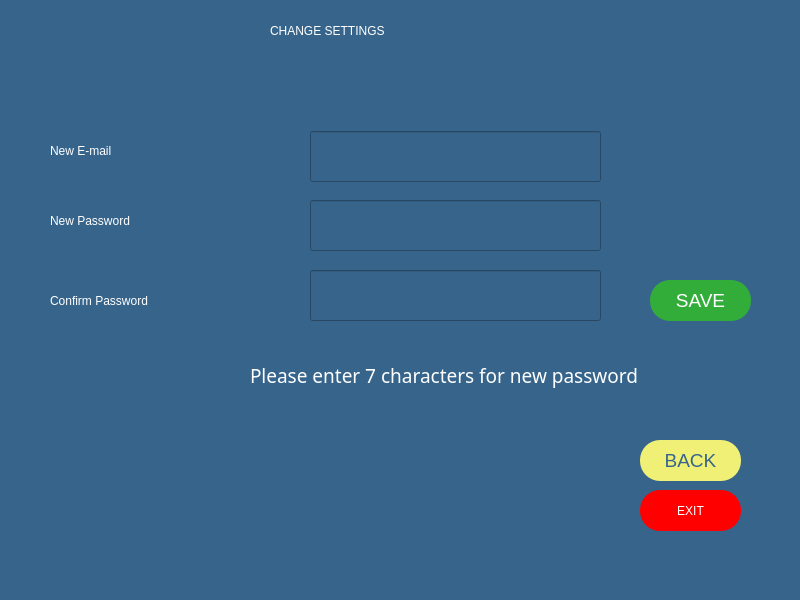
melihorhanyilmaz/Project, file settingscustomer.ui: the form before one commit.
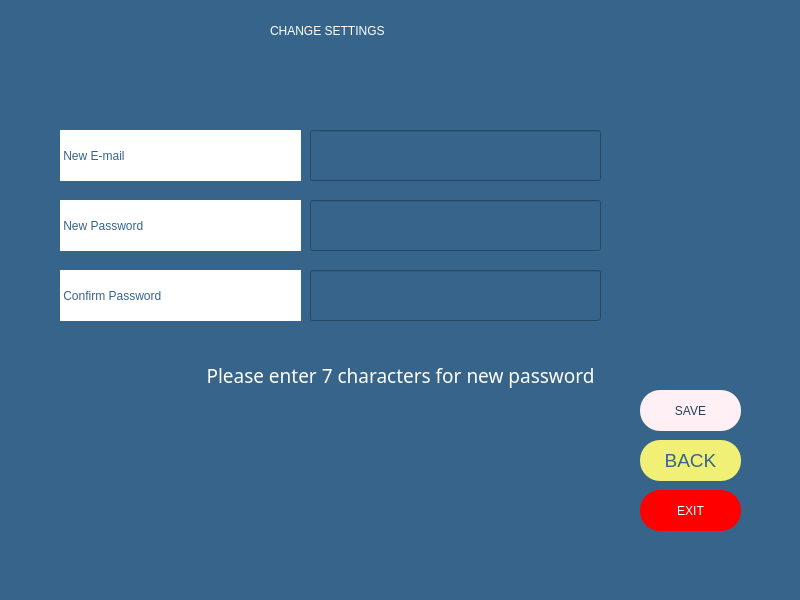
The form after the commit.

The edit to the form file:
```diff
--- a/settingscustomer.ui
+++ b/settingscustomer.ui
@@ -37,42 +37,44 @@
    <widget class="QLabel" name="la_name">
     <property name="geometry">
      <rect>
-      <x>50</x>
+      <x>60</x>
       <y>130</y>
-      <width>141</width>
-      <height>41</height>
+      <width>241</width>
+      <height>51</height>
      </rect>
     </property>
     <property name="styleSheet">
-     <string notr="true">color: rgb(255, 255, 255);
-font: 63 14pt &quot;Montserrat SemiBold&quot;;</string>
+     <string notr="true">color: rgb(54, 100, 139);
+font: 63 14pt &quot;Montserrat SemiBold&quot;;
+background-color: rgb(255, 255, 255);</string>
     </property>
     <property name="text">
-     <string>New E-mail</string>
+     <string> New E-mail</string>
     </property>
    </widget>
    <widget class="QLabel" name="la_password">
     <property name="geometry">
      <rect>
-      <x>50</x>
+      <x>60</x>
       <y>200</y>
-      <width>171</width>
-      <height>41</height>
+      <width>241</width>
+      <height>51</height>
      </rect>
     </property>
     <property name="styleSheet">
-     <string notr="true">color: rgb(255, 255, 255);
-font: 63 14pt &quot;Montserrat SemiBold&quot;;</string>
+     <string notr="true">color: rgb(54, 100, 139);
+font: 63 14pt &quot;Montserrat SemiBold&quot;;
+background-color: rgb(255, 255, 255);</string>
     </property>
     <property name="text">
-     <string>New Password</string>
+     <string> New Password</string>
     </property>
    </widget>
    <widget class="QLineEdit" name="li_name">
     <property name="geometry">
      <rect>
       <x>310</x>
-      <y>131</y>
+      <y>130</y>
       <width>291</width>
       <height>51</height>
      </rect>
@@ -99,18 +101,19 @@
    <widget class="QLabel" name="la_confpass">
     <property name="geometry">
      <rect>
-      <x>50</x>
-      <y>280</y>
-      <width>221</width>
-      <height>41</height>
+      <x>60</x>
+      <y>270</y>
+      <width>241</width>
+      <height>51</height>
      </rect>
     </property>
     <property name="styleSheet">
-     <string notr="true">color: rgb(255, 255, 255);
-font: 63 14pt &quot;Montserrat SemiBold&quot;;</string>
+     <string notr="true">color: rgb(54, 100, 139);
+font: 63 14pt &quot;Montserrat SemiBold&quot;;
+background-color: rgb(255, 255, 255);</string>
     </property>
     <property name="text">
-     <string>Confirm Password</string>
+     <string> Confirm Password</string>
     </property>
    </widget>
    <widget class="QLineEdit" name="li_confpass">
@@ -175,7 +178,7 @@
    <widget class="QLabel" name="la_error">
     <property name="geometry">
      <rect>
-      <x>250</x>
+      <x>170</x>
       <y>350</y>
       <width>461</width>
       <height>51</height>
@@ -197,21 +200,24 @@
     <property name="text">
      <string>Please enter 7 characters for new password</string>
     </property>
+    <property name="alignment">
+     <set>Qt::AlignCenter</set>
+    </property>
    </widget>
    <widget class="QPushButton" name="B_save">
     <property name="geometry">
      <rect>
-      <x>650</x>
-      <y>280</y>
+      <x>640</x>
+      <y>390</y>
       <width>101</width>
       <height>41</height>
      </rect>
     </property>
     <property name="styleSheet">
-     <string notr="true">background-color: rgb(50, 173, 58);
-font: 63 14pt ;Montserrat SemiBold;
-border-radius: 20;
-color: rgb(255, 255, 255);</string>
+     <string notr="true">background-color: rgb(255, 240, 245);
+color: rgb(34, 64, 89);
+font: 63 14pt &quot;Montserrat SemiBold&quot;;
+border-radius: 20 </string>
     </property>
     <property name="text">
      <string>SAVE</string>
```
Left out of the diff: 15 changed lines with no effect on the pictures.
